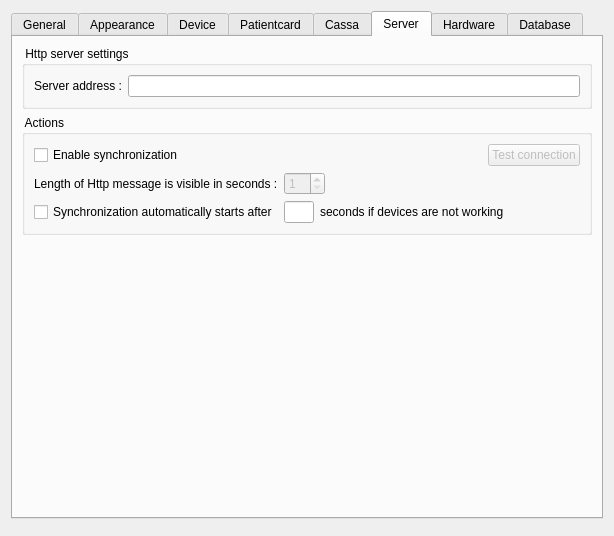
Old version of the form client/dlgpreferences.ui in the repository tbikfalvi/Belenus.
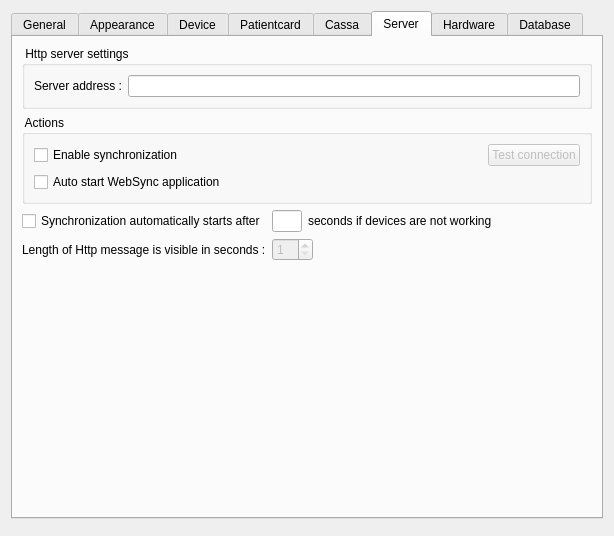
New version of the form.

The edit to the form file:
```diff
--- a/client/dlgpreferences.ui
+++ b/client/dlgpreferences.ui
@@ -1880,29 +1880,16 @@
            </layout>
           </item>
           <item>
-           <layout class="QHBoxLayout" name="horizontalLayout_29">
+           <layout class="QHBoxLayout" name="horizontalLayout_38">
             <item>
-             <widget class="QLabel" name="lblHttpWaitTime">
+             <widget class="QCheckBox" name="chkWebSyncAutoStart">
               <property name="text">
-               <string>Length of Http message is visible in seconds :</string>
+               <string>Auto start WebSync application</string>
               </property>
              </widget>
             </item>
             <item>
-             <widget class="QSpinBox" name="sbHttpWaitTime">
-              <property name="enabled">
-               <bool>false</bool>
-              </property>
-              <property name="minimum">
-               <number>1</number>
-              </property>
-              <property name="maximum">
-               <number>10</number>
-              </property>
-             </widget>
-            </item>
-            <item>
-             <spacer name="horizontalSpacer_23">
+             <spacer name="horizontalSpacer_29">
               <property name="orientation">
                <enum>Qt::Horizontal</enum>
               </property>
@@ -1915,6 +1902,9 @@
              </spacer>
             </item>
            </layout>
+          </item>
+         </layout>
+        </widget>
           </item>
           <item>
            <layout class="QHBoxLayout" name="horizontalLayout_36">
@@ -1963,8 +1953,42 @@
             </item>
            </layout>
           </item>
-         </layout>
-        </widget>
+       <item>
+        <layout class="QHBoxLayout" name="horizontalLayout_29">
+         <item>
+          <widget class="QLabel" name="lblHttpWaitTime">
+           <property name="text">
+            <string>Length of Http message is visible in seconds :</string>
+           </property>
+          </widget>
+         </item>
+         <item>
+          <widget class="QSpinBox" name="sbHttpWaitTime">
+           <property name="enabled">
+            <bool>false</bool>
+           </property>
+           <property name="minimum">
+            <number>1</number>
+           </property>
+           <property name="maximum">
+            <number>10</number>
+           </property>
+          </widget>
+         </item>
+         <item>
+          <spacer name="horizontalSpacer_23">
+           <property name="orientation">
+            <enum>Qt::Horizontal</enum>
+           </property>
+           <property name="sizeHint" stdset="0">
+            <size>
+             <width>40</width>
+             <height>20</height>
+            </size>
+           </property>
+          </spacer>
+         </item>
+        </layout>
        </item>
        <item>
         <spacer name="verticalSpacer_2">
```
Lines whose indentation alone changed are shown as unchanged.
